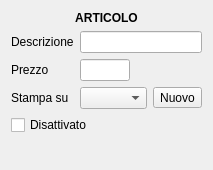
This is src/dettagliarticolo.ui in mtonin/gestcassa as Qt 5 draws it before an edit. The edited form follows.
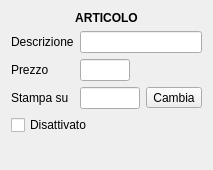
This is the edited form.

Commit message: - migliorata selezione reparto di destinazione stampa

```diff
--- a/src/dettagliarticolo.ui
+++ b/src/dettagliarticolo.ui
@@ -113,15 +113,32 @@
      <item row="2" column="1">
       <layout class="QHBoxLayout" name="horizontalLayout">
        <item>
-        <widget class="QComboBox" name="destStampaCombo"/>
+        <widget class="QLineEdit" name="repStampaTxt">
+         <property name="readOnly">
+          <bool>true</bool>
+         </property>
+        </widget>
        </item>
        <item>
         <widget class="QToolButton" name="nuovaDestinazioneBtn">
          <property name="text">
-          <string>Nuovo</string>
+          <string>Cambia</string>
          </property>
         </widget>
        </item>
+       <item>
+        <spacer name="horizontalSpacer_2">
+         <property name="orientation">
+          <enum>Qt::Horizontal</enum>
+         </property>
+         <property name="sizeHint" stdset="0">
+          <size>
+           <width>40</width>
+           <height>20</height>
+          </size>
+         </property>
+        </spacer>
+       </item>
       </layout>
      </item>
     </layout>
```
Left out of the diff: 2 changed lines with no effect on the pictures. The commit also changes 7 other files.
